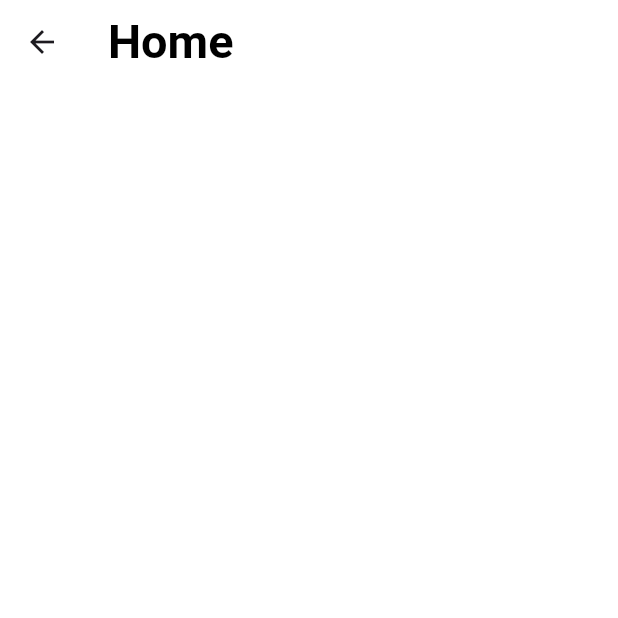
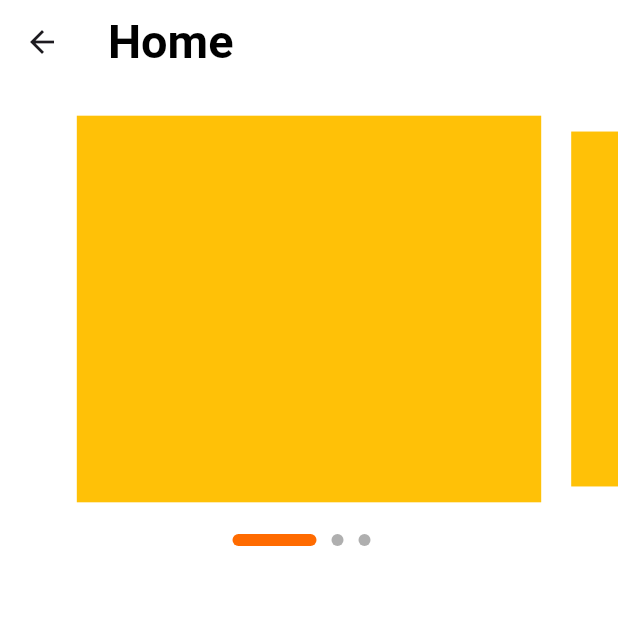
Before and after one commit to ibraevadilet/sky_court_55, a Flutter app: the HomePage screen opened directly, on a phone screen of 412 x 824 dp, the top half of it. Run offline on Flutter 3.47's test engine with Material 3 defaults, Android fonts, the phone set to English and light mode, and no system bars; our stand-ins replace flutter_screenutil.

Commit message:
qdd change

```diff
--- a/lib/core/sky_onboarding.dart
+++ b/lib/core/sky_onboarding.dart
@@ -209,7 +209,7 @@ class DotIndicator extends StatelessWidget {
       height: isActive ? 8 : 8,
       width: isActive ? 56 : 8,
       decoration: BoxDecoration(
-        color: isActive ? Colors.white : const Color(0xffAFAFAF),
+        color: isActive ? const Color(0xffFF6B00) : const Color(0xffAFAFAF),
         borderRadius: BorderRadius.circular(12),
       ),
     );
--- a/lib/home/home_page.dart
+++ b/lib/home/home_page.dart
@@ -1,8 +1,31 @@
 import 'package:flutter/material.dart';
 import 'package:flutter_screenutil/flutter_screenutil.dart';
+import 'package:sky_court/core/sky_onboarding.dart';
 
-class HomePage extends StatelessWidget {
+class HomePage extends StatefulWidget {
   const HomePage({super.key});
+
+  @override
+  State<HomePage> createState() => _HomePageState();
+}
+
+class _HomePageState extends State<HomePage> {
+  late PageController pageController;
+  late PageController pageController2;
+  int pageIndex = 0;
+  bool _chek = false;
+
+  @override
+  void initState() {
+    pageController = PageController(viewportFraction: 0.8);
+    super.initState();
+  }
+
+  @override
+  void dispose() {
+    pageController.dispose();
+    super.dispose();
+  }
 
   @override
   Widget build(BuildContext context) {
@@ -17,8 +40,51 @@ class HomePage extends StatelessWidget {
           color: Colors.black,
         ),
       ),
-      body: const Column(
-        children: [],
+      body: Column(
+        children: [
+          SizedBox(
+            height: 300,
+            child: PageView.builder(
+              physics: const BouncingScrollPhysics(
+                  parent: AlwaysScrollableScrollPhysics()),
+              controller: pageController,
+              itemCount: 3,
+              onPageChanged: ((value) => setState(() => pageIndex = value)),
+              itemBuilder: (context, int index) {
+                if (pageIndex == index) {
+                  _chek = true;
+                } else {
+                  _chek = false;
+                }
+                return AnimatedPadding(
+                    duration: const Duration(milliseconds: 300),
+                    padding: EdgeInsets.symmetric(
+                      vertical: _chek ? 20.sp : 30.sp,
+                      horizontal: 10,
+                    ),
+                    child: Container(
+                      width: 340,
+                      height: 300,
+                      color: Colors.amber,
+                    ));
+              },
+            ),
+          ),
+          Row(
+            mainAxisAlignment: MainAxisAlignment.center,
+            children: [
+              ...List.generate(
+                3,
+                (index) => Padding(
+                  padding: const EdgeInsets.only(right: 10),
+                  child: DotIndicator(
+                    isActive: index == pageIndex,
+                  ),
+                ),
+              ),
+            ],
+          ),
+        ],
       ),
     );
   }
```
